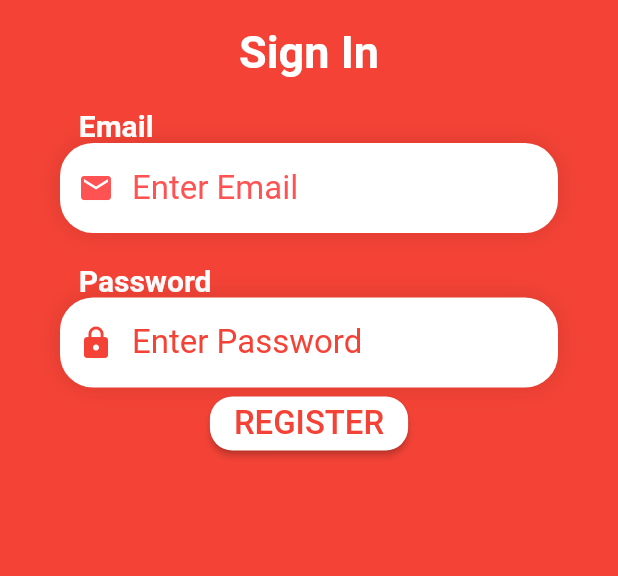
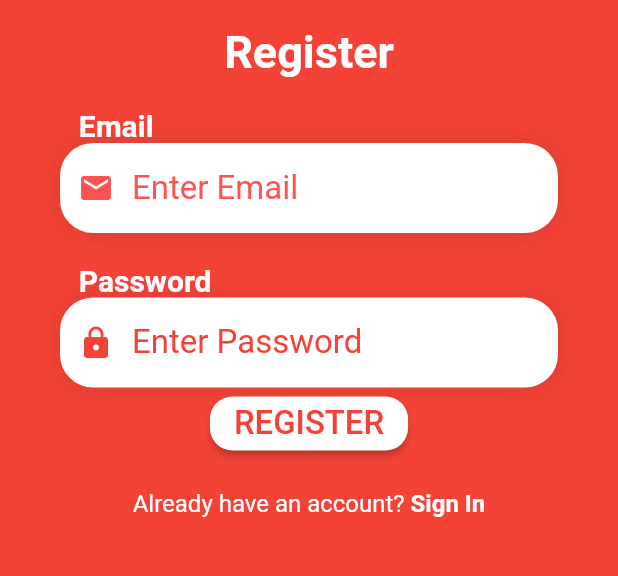
Before and after one commit to MrWilliams97/NutriBud, a Flutter app: the Register screen opened directly, on a phone screen of 412 x 824 dp, the part 386-962 px from its top. Run offline on Flutter 3.47's test engine with Material 2 defaults, Android fonts, the phone set to English and light mode, and no system bars; our stand-ins replace cloud_firestore, firebase_auth; accounts and stored records are empty; Roboto replaces fonts that are missing (OpenSans).

Commit message:
Fixed Registration Page

```diff
--- a/hello_world/lib/screens/authenticate/register.dart
+++ b/hello_world/lib/screens/authenticate/register.dart
@@ -1,5 +1,6 @@
 import 'package:flutter/material.dart';
 import 'package:hello_world/services/auth.dart';
+import 'package:flutter/gestures.dart';
 
 class Register extends StatefulWidget {
   final Function toggleView;
@@ -38,14 +39,15 @@ class _RegisterState extends State<Register> {
                         Container(
                             padding: EdgeInsets.symmetric(horizontal: 40.0),
                             child: Column(children: <Widget>[
-                              _buildSignInTextWidget(),
+                              _buildRegisterTextWidget(),
                               Padding(padding: EdgeInsets.only(top: 20.0)),
                               _buildEmailWidget(),
                               Padding(padding: EdgeInsets.only(top: 20.0)),
                               Column(
                                 children: <Widget>[
                                   _buildPasswordWidget(),
-                                  _buildRegisterButton()
+                                  _buildRegisterButton(),
+                                  _buildSignInWidget()
                                 ],
                               ),
                             ]))
@@ -57,8 +59,8 @@ class _RegisterState extends State<Register> {
     );
   }
 
-  Widget _buildSignInTextWidget() {
-    return Text("Sign In",
+  Widget _buildRegisterTextWidget() {
+    return Text("Register",
         style: TextStyle(
             fontSize: 30.0,
             color: Colors.white,
@@ -188,4 +190,22 @@ class _RegisterState extends State<Register> {
       },
     ));
   }
+
+  Widget _buildSignInWidget(){
+    return Container(
+            padding: EdgeInsets.only(top: 20.0),
+            child: RichText(
+                text: TextSpan(children: <TextSpan>[
+              TextSpan(
+                  text: "Already have an account? ",
+                  style: TextStyle(color: Colors.white, fontSize: 16.0)),
+              TextSpan(
+                  text: "Sign In",
+                  recognizer: new TapGestureRecognizer()..onTap = () => widget.toggleView(),
+                  style: TextStyle(
+                      color: Colors.white,
+                      fontSize: 16.0,
+                      fontWeight: FontWeight.bold))
+            ])));
+  }
 }
--- a/hello_world/lib/screens/authenticate/sign_in.dart
+++ b/hello_world/lib/screens/authenticate/sign_in.dart
@@ -197,7 +197,7 @@ class _SignInState extends State<SignIn> {
   Widget _buildSignUpWidget() {
     return GestureDetector(
         onTap: () async {
-          print("Sign up button pressed");
+          widget.toggleView();
         },
         child: Container(
             padding: EdgeInsets.only(top: 20.0),
--- a/hello_world/lib/screens/home/foodDiaryScreen.dart
+++ b/hello_world/lib/screens/home/foodDiaryScreen.dart
@@ -65,6 +65,7 @@ class _FoodDiaryScreenState extends State<FoodDiaryScreen> {
     );
   }
 
+  // Contains the Top App Bar's Date, along with Arrow Icons to adjust the date
   Widget _buildChangeDateWidget() {
     return Row(
       crossAxisAlignment: CrossAxisAlignment.center,
```
